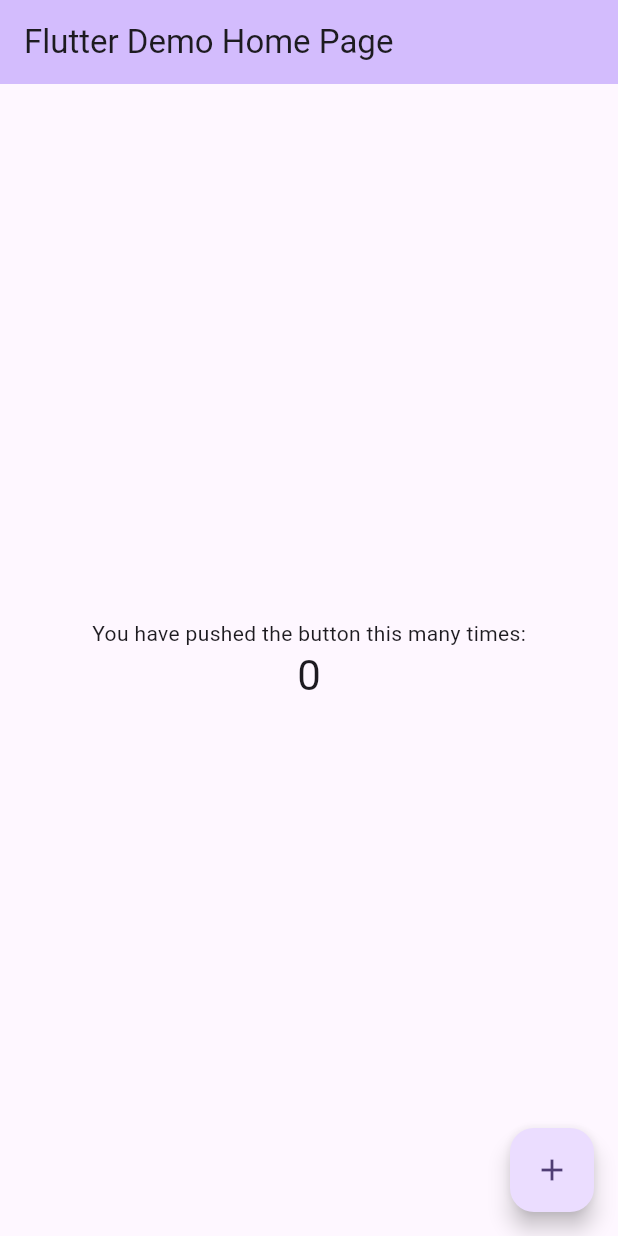
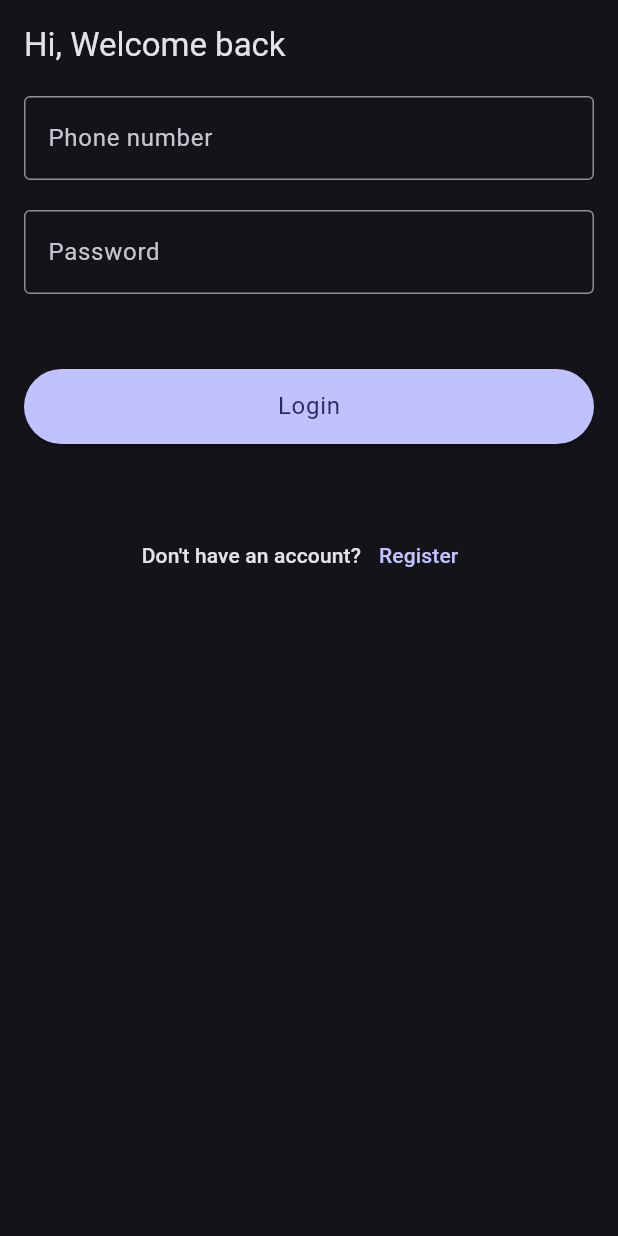
Before and after one commit to hinasahammed/quizzy, a Flutter app: the screen it shows after launch, on a phone screen of 412 x 824 dp. Run offline on Flutter 3.47's test engine with Material 3 defaults, Android fonts, the phone set to English and light mode, and no system bars; our stand-ins replace gap.

Commit message:
completed loginscreen and register screen

```diff
--- a/lib/main.dart
+++ b/lib/main.dart
@@ -1,4 +1,5 @@
 import 'package:flutter/material.dart';
+import 'package:quizzy/view/login/login_view.dart';
 
 void main() {
   runApp(const MyApp());
@@ -10,100 +11,16 @@ class MyApp extends StatelessWidget {
   @override
   Widget build(BuildContext context) {
     return MaterialApp(
-      title: 'Flutter Demo',
+      title: 'Quizzy',
+      debugShowCheckedModeBanner: false,
       theme: ThemeData(
-        colorScheme: ColorScheme.fromSeed(seedColor: Colors.deepPurple),
+        colorScheme: ColorScheme.fromSeed(
+          seedColor: const Color(0xff00008B),
+          brightness: Brightness.dark,
+        ),
         useMaterial3: true,
       ),
-      home: const MyHomePage(title: 'Flutter Demo Home Page'),
+      home: const LoginView(),
     );
   }
 }
-
-class MyHomePage extends StatefulWidget {
-  const MyHomePage({super.key, required this.title});
-
-  // This widget is the home page of your application. It is stateful, meaning
-  // that it has a State object (defined below) that contains fields that affect
-  // how it looks.
-
-  // This class is the configuration for the state. It holds the values (in this
-  // case the title) provided by the parent (in this case the App widget) and
-  // used by the build method of the State. Fields in a Widget subclass are
-  // always marked "final".
-
-  final String title;
-
-  @override
-  State<MyHomePage> createState() => _MyHomePageState();
-}
-
-class _MyHomePageState extends State<MyHomePage> {
-  int _counter = 0;
-
-  void _incrementCounter() {
-    setState(() {
-      // This call to setState tells the Flutter framework that something has
-      // changed in this State, which causes it to rerun the build method below
-      // so that the display can reflect the updated values. If we changed
-      // _counter without calling setState(), then the build method would not be
-      // called again, and so nothing would appear to happen.
-      _counter++;
-    });
-  }
-
-  @override
-  Widget build(BuildContext context) {
-    // This method is rerun every time setState is called, for instance as done
-    // by the _incrementCounter method above.
-    //
-    // The Flutter framework has been optimized to make rerunning build methods
-    // fast, so that you can just rebuild anything that needs updating rather
-    // than having to individually change instances of widgets.
-    return Scaffold(
-      appBar: AppBar(
-        // TRY THIS: Try changing the color here to a specific color (to
-        // Colors.amber, perhaps?) and trigger a hot reload to see the AppBar
-        // change color while the other colors stay the same.
-        backgroundColor: Theme.of(context).colorScheme.inversePrimary,
-        // Here we take the value from the MyHomePage object that was created by
-        // the App.build method, and use it to set our appbar title.
-        title: Text(widget.title),
-      ),
-      body: Center(
-        // Center is a layout widget. It takes a single child and positions it
-        // in the middle of the parent.
-        child: Column(
-          // Column is also a layout widget. It takes a list of children and
-          // arranges them vertically. By default, it sizes itself to fit its
-          // children horizontally, and tries to be as tall as its parent.
-          //
-          // Column has various properties to control how it sizes itself and
-          // how it positions its children. Here we use mainAxisAlignment to
-          // center the children vertically; the main axis here is the vertical
-          // axis because Columns are vertical (the cross axis would be
-          // horizontal).
-          //
-          // TRY THIS: Invoke "debug painting" (choose the "Toggle Debug Paint"
-          // action in the IDE, or press "p" in the console), to see the
-          // wireframe for each widget.
-          mainAxisAlignment: MainAxisAlignment.center,
-          children: <Widget>[
-            const Text(
-              'You have pushed the button this many times:',
-            ),
-            Text(
-              '$_counter',
-              style: Theme.of(context).textTheme.headlineMedium,
-            ),
-          ],
-        ),
-      ),
-      floatingActionButton: FloatingActionButton(
-        onPressed: _incrementCounter,
-        tooltip: 'Increment',
-        child: const Icon(Icons.add),
-      ), // This trailing comma makes auto-formatting nicer for build methods.
-    );
-  }
-}
--- /dev/null
+++ b/lib/res/components/constants/custom_button.dart
@@ -0,0 +1,28 @@
+import 'package:flutter/material.dart';
+
+class CustomButton extends StatelessWidget {
+  const CustomButton({
+    super.key,
+    required this.btnText,
+    this.onPressed,
+  });
+  final String btnText;
+  final void Function()? onPressed;
+
+  @override
+  Widget build(BuildContext context) {
+    final theme = Theme.of(context);
+    return ElevatedButton(
+      style: ElevatedButton.styleFrom(
+        backgroundColor: theme.colorScheme.primary,
+      ),
+      onPressed: onPressed,
+      child: Text(
+        btnText,
+        style: theme.textTheme.bodyLarge!.copyWith(
+          color: theme.colorScheme.onPrimary,
+        ),
+      ),
+    );
+  }
+}
--- /dev/null
+++ b/lib/res/components/constants/custom_text_formfield.dart
@@ -0,0 +1,27 @@
+import 'package:flutter/material.dart';
+
+class CustomTextFormfield extends StatelessWidget {
+  const CustomTextFormfield({
+    super.key,
+    this.controller,
+    required this.fieldTitle,
+    this.validator, this.prefix,
+  });
+  final TextEditingController? controller;
+  final String fieldTitle;
+  final String? Function(String?)? validator;
+  final Widget? prefix;
+
+  @override
+  Widget build(BuildContext context) {
+    return TextFormField(
+      controller: controller,
+      validator: validator,
+      decoration: InputDecoration(
+        border: const OutlineInputBorder(),
+        labelText: fieldTitle,
+        prefix: prefix,
+      ),
+    );
+  }
+}
--- /dev/null
+++ b/lib/view/login/login_view.dart
@@ -0,0 +1,73 @@
+import 'package:flutter/material.dart';
+import 'package:gap/gap.dart';
+import 'package:quizzy/res/components/constants/custom_button.dart';
+import 'package:quizzy/res/components/constants/custom_text_formfield.dart';
+
+class LoginView extends StatefulWidget {
+  const LoginView({super.key});
+
+  @override
+  State<LoginView> createState() => _LoginViewState();
+}
+
+class _LoginViewState extends State<LoginView> {
+  final numberController = TextEditingController();
+  final nameController = TextEditingController();
+  @override
+  Widget build(BuildContext context) {
+    final theme = Theme.of(context);
+    return Scaffold(
+      body: SafeArea(
+          child: SingleChildScrollView(
+        padding: const EdgeInsets.all(16),
+        child: Column(
+          crossAxisAlignment: CrossAxisAlignment.start,
+          children: [
+            Text(
+              "Hi, Welcome back",
+              style: theme.textTheme.titleLarge!.copyWith(
+                color: theme.colorScheme.onSurface,
+              ),
+            ),
+            const Gap(20),
+            CustomTextFormfield(
+              controller: numberController,
+              fieldTitle: "Phone number",
+              prefix: const Text("+91"),
+            ),
+            const Gap(20),
+            CustomTextFormfield(
+              controller: nameController,
+              fieldTitle: "Password",
+            ),
+            const Gap(50),
+            SizedBox(
+              height: 50,
+              width: double.infinity,
+              child: CustomButton(
+                onPressed: () {},
+                btnText: "Login",
+              ),
+            ),
+            const Gap(50),
+            Row(
+              mainAxisAlignment: MainAxisAlignment.center,
+              children: [
+                Text(
+                  "Don't have an account?",
+                  style: theme.textTheme.labelLarge!.copyWith(
+                    color: theme.colorScheme.onSurface,
+                  ),
+                ),
+                TextButton(
+                  onPressed: () {},
+                  child: const Text("Register"),
+                ),
+              ],
+            )
+          ],
+        ),
+      )),
+    );
+  }
+}
--- a/pubspec.yaml
+++ b/pubspec.yaml
@@ -35,6 +35,8 @@ dependencies:
   # The following adds the Cupertino Icons font to your application.
   # Use with the CupertinoIcons class for iOS style icons.
   cupertino_icons: ^1.0.8
+  gap: ^3.0.1
+  google_fonts: ^6.2.1
 
 dev_dependencies:
   flutter_test:
```
Also changed, not shown: lib/view/register/register_view.dart (added, +79 -0 lines), pubspec.lock, 1 other file.
